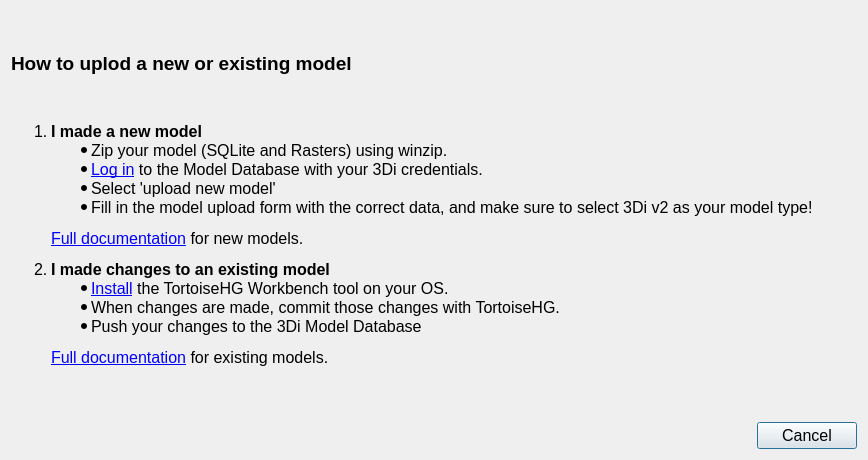
Before: the Qt Designer form threedi_api_qgis_client/ui/upload_dialog.ui in nens/threedi-api-qgis-client, drawn with Qt 5.
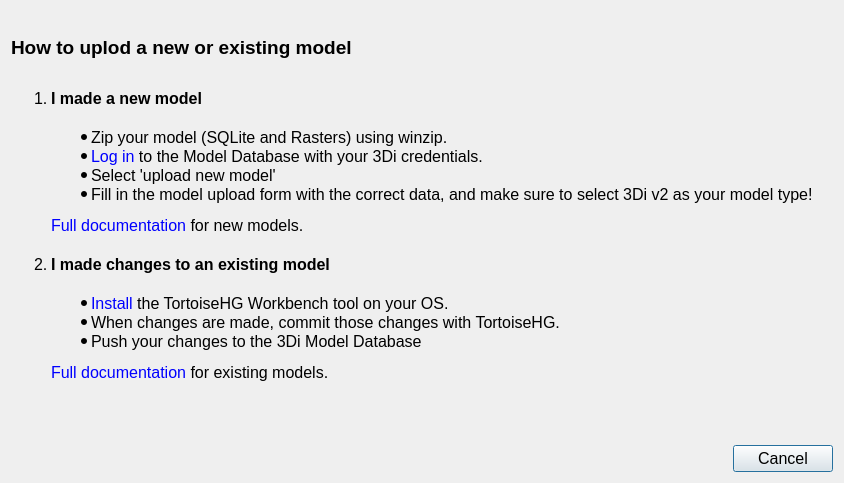
After: the same form once the commit is applied.

Commit message: dialog design little changes

```diff
--- a/threedi_api_qgis_client/ui/upload_dialog.ui
+++ b/threedi_api_qgis_client/ui/upload_dialog.ui
@@ -6,10 +6,22 @@
    <rect>
     <x>0</x>
     <y>0</y>
-    <width>868</width>
-    <height>460</height>
+    <width>844</width>
+    <height>483</height>
    </rect>
   </property>
+  <property name="minimumSize">
+   <size>
+    <width>844</width>
+    <height>483</height>
+   </size>
+  </property>
+  <property name="maximumSize">
+   <size>
+    <width>844</width>
+    <height>483</height>
+   </size>
+  </property>
   <property name="windowTitle">
    <string>Upload</string>
   </property>
@@ -24,20 +36,20 @@
      <property name="text">
       <string>&lt;ol&gt;
 &lt;li&gt;&lt;strong&gt;I made a new model&lt;/strong&gt;&lt;/li&gt;
-&lt;ul&gt;
+&lt;ul style=&quot;margin-top:20px&quot;&gt;
 &lt;li&gt;Zip your model (SQLite and Rasters) using winzip.&lt;/li&gt;
-&lt;li&gt;&lt;a href=&quot;http&quot;&gt;Log in&lt;/a&gt; to the Model Database with your 3Di credentials.&lt;/li&gt;
+&lt;li&gt;&lt;a href=&quot;http&quot; style=&quot;text-decoration: none&quot;&gt;Log in&lt;/a&gt; to the Model Database with your 3Di credentials.&lt;/li&gt;
 &lt;li&gt;Select 'upload new model'&lt;/li&gt;
 &lt;li&gt;Fill in the model upload form with the correct data, and make sure to select 3Di v2 as your model type!&lt;/li&gt;
 &lt;/ul&gt;
-  &lt;p&gt;&lt;a href=&quot;http&quot;&gt;Full documentation&lt;/a&gt; for new models.&lt;/p&gt;
+  &lt;p style=&quot;margin-bottom: 20px&quot;&gt;&lt;a href=&quot;http&quot; style=&quot;text-decoration: none&quot;&gt;Full documentation&lt;/a&gt; for new models.&lt;/p&gt;
 &lt;li&gt;&lt;strong&gt;I made changes to an existing model&lt;/strong&gt;&lt;/li&gt;
-&lt;ul&gt;
-&lt;li&gt;&lt;a href=&quot;http&quot;&gt;Install&lt;/a&gt; the TortoiseHG Workbench tool on your OS.&lt;/li&gt;
+&lt;ul style=&quot;margin-top:20px&quot;&gt;
+&lt;li&gt;&lt;a href=&quot;http&quot; style=&quot;text-decoration: none&quot;&gt;Install&lt;/a&gt; the TortoiseHG Workbench tool on your OS.&lt;/li&gt;
 &lt;li&gt;When changes are made, commit those changes with TortoiseHG.&lt;/li&gt;
 &lt;li&gt;Push your changes to the 3Di Model Database&lt;/li&gt;
 &lt;/ul&gt;
-  &lt;p&gt;&lt;a href=&quot;http&quot;&gt;Full documentation&lt;/a&gt; for existing models.&lt;/p&gt;
+  &lt;p style=&quot;margin-bottom: 20px&quot;&gt;&lt;a href=&quot;http&quot; style=&quot;text-decoration: none&quot;&gt;Full documentation&lt;/a&gt; for existing models.&lt;/p&gt;
 &lt;/ol&gt;&lt;html&gt;&lt;head/&gt;&lt;body&gt;&lt;p&gt;&lt;br/&gt;&lt;/p&gt;&lt;/body&gt;&lt;/html&gt;</string>
      </property>
     </widget>
```
